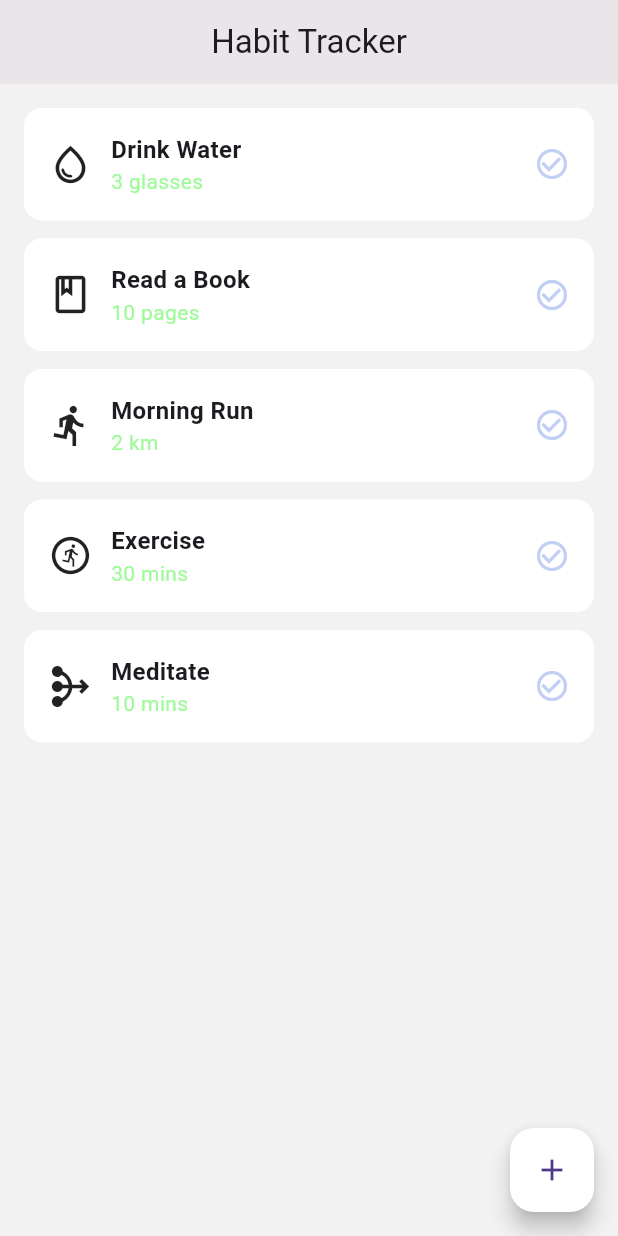
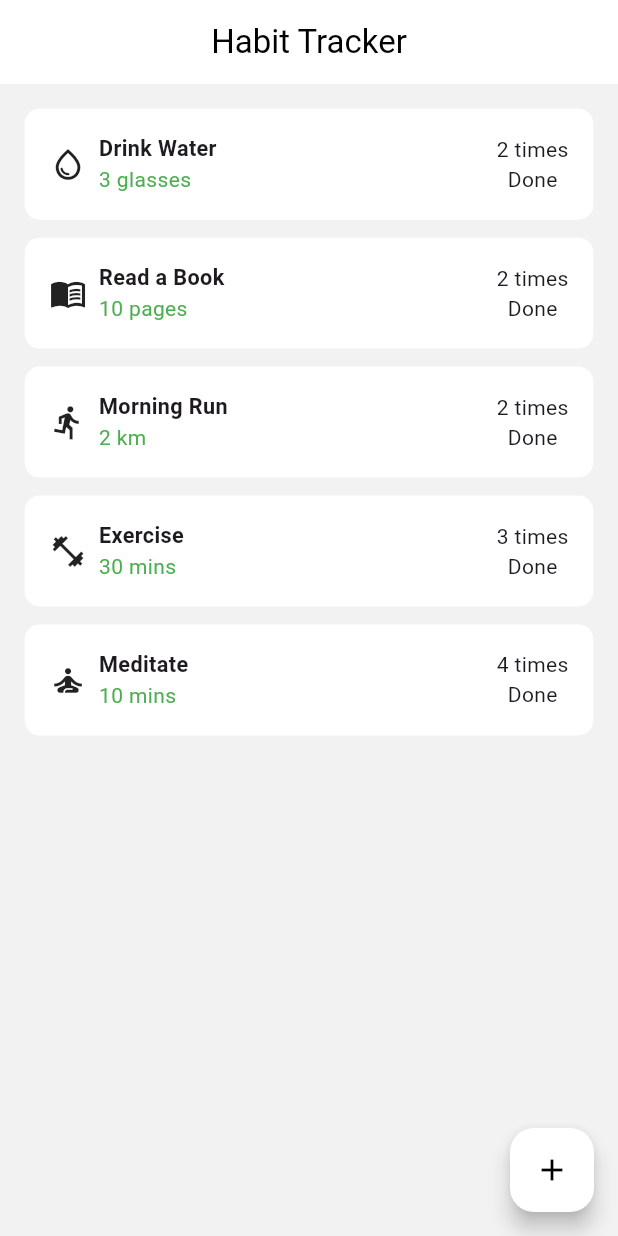
Before and after one commit to Pranta-Nag/Habit_Tracker_App_Using_Flutter, a Flutter app: the screen it shows after launch, on a phone screen of 412 x 824 dp. Run offline on Flutter 3.47's test engine with Material 3 defaults, Android fonts, the phone set to English and light mode, and no system bars; our stand-ins replace google_fonts; Roboto replaces fonts that are missing (Abel).

Commit message:
responsive design

```diff
--- a/lib/main.dart
+++ b/lib/main.dart
@@ -2,17 +2,18 @@ import 'package:flutter/material.dart';
 import 'package:google_fonts/google_fonts.dart';
 
 void main() {
-  runApp(const Myapp());
+  runApp(const MyApp());
 }
 
-class Myapp extends StatelessWidget {
-  const Myapp({super.key});
+class MyApp extends StatelessWidget {
+  const MyApp({super.key});
 
   @override
   Widget build(BuildContext context) {
-    return const MaterialApp(
+    return MaterialApp(
       debugShowCheckedModeBanner: false,
-      home: HabitApp(),
+      theme: ThemeData.light(),
+      home: const HabitApp(),
     );
   }
 }
@@ -24,46 +25,65 @@ class HabitApp extends StatelessWidget {
   Widget build(BuildContext context) {
     return Scaffold(
       backgroundColor: const Color.fromARGB(255, 242, 242, 242),
+
       appBar: AppBar(
         centerTitle: true,
-        backgroundColor: const Color.fromARGB(255, 233, 229, 232),
+        backgroundColor: Colors.white,
         elevation: 0,
-        title: Text("Habit Tracker", style: GoogleFonts.abel()),
+        title: Text(
+          "Habit Tracker",
+          style: GoogleFonts.abel(color: Colors.black),
         ),
-      body: ListView(
-        padding: const EdgeInsets.all(16.0),
+      ),
+
+      body: SafeArea(
+        child: OrientationBuilder(
+          builder: (context, orientation) {
+            return ListView(
+              padding: EdgeInsets.all(
+                MediaQuery.of(context).size.width * 0.04,
+              ),
               children: const [
                 HabitTile(
                   habitName: "Drink Water",
                   habitSub: "3 glasses",
                   icon: Icons.water_drop_outlined,
+                  streakCounter: "2 times",
                 ),
                 HabitTile(
                   habitName: "Read a Book",
                   habitSub: "10 pages",
-            icon: Icons.book_outlined,
+                  icon: Icons.menu_book_outlined,
+                  streakCounter: "2 times",
                 ),
                 HabitTile(
                   habitName: "Morning Run",
                   habitSub: "2 km",
                   icon: Icons.directions_run,
+                  streakCounter: "2 times",
                 ),
                 HabitTile(
                   habitName: "Exercise",
                   habitSub: "30 mins",
-            icon: Icons.run_circle_outlined,
+                  icon: Icons.fitness_center,
+                  streakCounter: "3 times",
                 ),
                 HabitTile(
                   habitName: "Meditate",
                   habitSub: "10 mins",
-            icon: Icons.mediation,
+                  icon: Icons.self_improvement,
+                  streakCounter: "4 times",
                 ),
               ],
+            );
+          },
         ),
+      ),
+
       floatingActionButton: FloatingActionButton(
         onPressed: () {},
-        backgroundColor: const Color.fromARGB(255, 255, 255, 255),
-        child: const Icon(Icons.add),
+        backgroundColor: Colors.white,
+        child: const Icon(Icons.add, color: Colors.black),
       ),
     );
   }
@@ -73,50 +93,90 @@ class HabitTile extends StatelessWidget {
   final String habitName;
   final String habitSub;
   final IconData icon;
+  final String streakCounter;
 
   const HabitTile({
     super.key,
     required this.habitName,
     required this.habitSub,
     required this.icon,
+    required this.streakCounter,
   });
 
   @override
   Widget build(BuildContext context) {
+    final size = MediaQuery.of(context).size;
+    final isPortrait =
+        MediaQuery.of(context).orientation == Orientation.portrait;
+
+    double iconSize =
+        isPortrait ? size.width * 0.06 : size.height * 0.05;
+
+    double titleSize =
+        isPortrait ? size.width * 0.035 : size.height * 0.04;
+
     return Container(
       margin: const EdgeInsets.only(bottom: 12),
-      padding: const EdgeInsets.all(16),
+      padding: EdgeInsets.all(size.width * 0.04),
       decoration: BoxDecoration(
         color: Colors.white,
-        borderRadius: BorderRadius.circular(12),
+        borderRadius: BorderRadius.circular(10),
       ),
-      child: Row(
+
+      child: isPortrait
+          ? Row(
               mainAxisAlignment: MainAxisAlignment.spaceBetween,
               children: [
                 Row(
                   children: [
-              Icon(icon, size: 30),
-              const SizedBox(width: 12),
+                    Icon(icon, size: iconSize),
+                    SizedBox(width: size.width * 0.02),
                     Column(
                       crossAxisAlignment: CrossAxisAlignment.start,
                       children: [
                         Text(
                           habitName,
-                    style:GoogleFonts.abel(
-                      fontSize: 16,
+                          style: GoogleFonts.abel(
+                            fontSize: titleSize,
                             fontWeight: FontWeight.bold,
                           ),
                         ),
                         Text(
                           habitSub,
-                    style: const TextStyle(
-                        color: Color.fromARGB(255, 157, 251, 152)),
+                          style: const TextStyle(color: Colors.green),
                         ),
                       ],
                     ),
                   ],
                 ),
-         const Icon(Icons.check_circle_outline, color: Color.fromARGB(255, 193, 208, 242)),
+                Column(
+                  children: [
+                    Text(streakCounter),
+                    const Text("Done"),
+                  ],
+                ),
+              ],
+            )
+
+          // LANDSCAPE LAYOUT
+          : Column(
+              children: [
+                Icon(icon, size: iconSize),
+                const SizedBox(height: 10),
+                Text(
+                  habitName,
+                  style: GoogleFonts.abel(
+                    fontSize: titleSize,
+                    fontWeight: FontWeight.bold,
+                  ),
+                ),
+                Text(
+                  habitSub,
+                  style: const TextStyle(color: Colors.green),
+                ),
+                const SizedBox(height: 10),
+                Text(streakCounter),
+                const Text("Done"),
               ],
             ),
     );
```
Also changed, not shown: 1 other file. Lines whose indentation alone changed are shown as unchanged.
